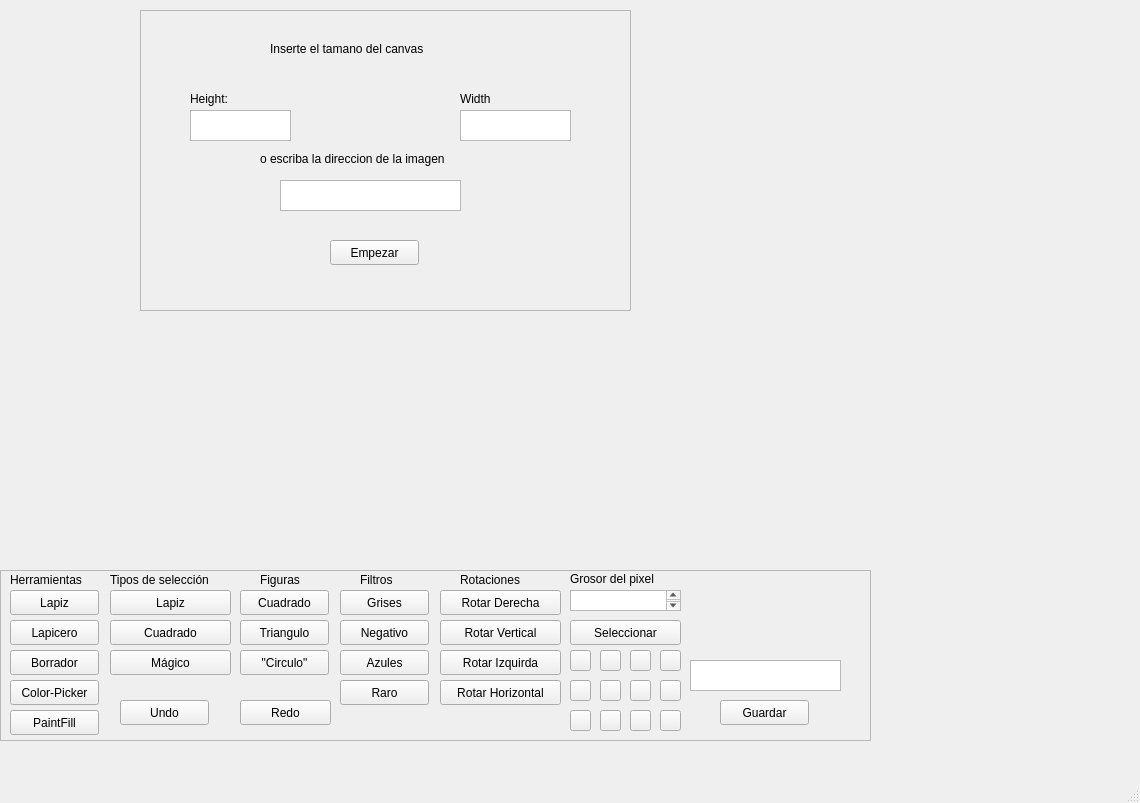
First picture: the form in Interfaz/mainwindow.ui, repository dylangf16/Proyecto-02-CE-2103, before the edit.
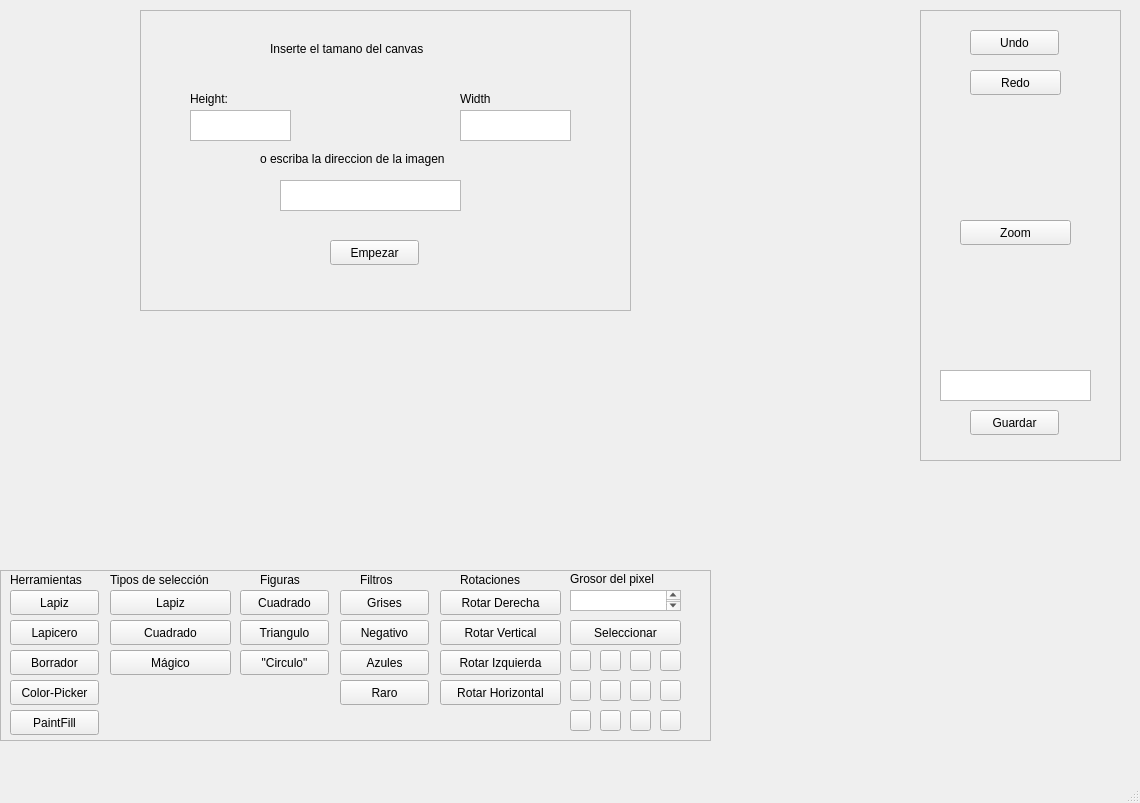
Second picture: the form after the edit.

Commit message: Funcion de zoom

Diff of the .ui file:
```diff
--- a/Interfaz/mainwindow.ui
+++ b/Interfaz/mainwindow.ui
@@ -136,7 +136,7 @@
      <rect>
       <x>0</x>
       <y>570</y>
-      <width>871</width>
+      <width>711</width>
       <height>171</height>
      </rect>
     </property>
@@ -151,7 +151,7 @@
       <rect>
        <x>10</x>
        <y>0</y>
-       <width>851</width>
+       <width>691</width>
        <height>181</height>
       </rect>
      </property>
@@ -298,32 +298,6 @@
        <string>&quot;Circulo&quot;</string>
       </property>
      </widget>
-     <widget class="QPlainTextEdit" name="plainTextGetName">
-      <property name="geometry">
-       <rect>
-        <x>680</x>
-        <y>90</y>
-        <width>151</width>
-        <height>31</height>
-       </rect>
-      </property>
-      <property name="overwriteMode">
-       <bool>false</bool>
-      </property>
-     </widget>
-     <widget class="QPushButton" name="Save">
-      <property name="geometry">
-       <rect>
-        <x>710</x>
-        <y>130</y>
-        <width>89</width>
-        <height>25</height>
-       </rect>
-      </property>
-      <property name="text">
-       <string>Guardar</string>
-      </property>
-     </widget>
      <widget class="QPushButton" name="RotarIzq">
       <property name="geometry">
        <rect>
@@ -334,7 +308,7 @@
        </rect>
       </property>
       <property name="text">
-       <string>Rotar Izquirda</string>
+       <string>Rotar Izquierda</string>
       </property>
      </widget>
      <widget class="QPushButton" name="RotarVer">
@@ -568,32 +542,6 @@
        <string/>
       </property>
      </widget>
-     <widget class="QPushButton" name="Undo">
-      <property name="geometry">
-       <rect>
-        <x>110</x>
-        <y>130</y>
-        <width>89</width>
-        <height>25</height>
-       </rect>
-      </property>
-      <property name="text">
-       <string>Undo</string>
-      </property>
-     </widget>
-     <widget class="QPushButton" name="Redo">
-      <property name="geometry">
-       <rect>
-        <x>230</x>
-        <y>130</y>
-        <width>91</width>
-        <height>25</height>
-       </rect>
-      </property>
-      <property name="text">
-       <string>Redo</string>
-      </property>
-     </widget>
      <widget class="QPushButton" name="FiltroAzules">
       <property name="geometry">
        <rect>
@@ -713,6 +661,97 @@
      </widget>
     </widget>
    </widget>
+   <widget class="QFrame" name="frameSecundario">
+    <property name="geometry">
+     <rect>
+      <x>920</x>
+      <y>10</y>
+      <width>201</width>
+      <height>451</height>
+     </rect>
+    </property>
+    <property name="frameShape">
+     <enum>QFrame::StyledPanel</enum>
+    </property>
+    <property name="frameShadow">
+     <enum>QFrame::Raised</enum>
+    </property>
+    <widget class="QWidget" name="widget_2" native="true">
+     <property name="geometry">
+      <rect>
+       <x>10</x>
+       <y>10</y>
+       <width>181</width>
+       <height>431</height>
+      </rect>
+     </property>
+     <widget class="QPushButton" name="zoom">
+      <property name="geometry">
+       <rect>
+        <x>30</x>
+        <y>200</y>
+        <width>111</width>
+        <height>25</height>
+       </rect>
+      </property>
+      <property name="text">
+       <string>Zoom</string>
+      </property>
+     </widget>
+     <widget class="QPlainTextEdit" name="plainTextGetName">
+      <property name="geometry">
+       <rect>
+        <x>10</x>
+        <y>350</y>
+        <width>151</width>
+        <height>31</height>
+       </rect>
+      </property>
+      <property name="overwriteMode">
+       <bool>false</bool>
+      </property>
+     </widget>
+     <widget class="QPushButton" name="Save">
+      <property name="geometry">
+       <rect>
+        <x>40</x>
+        <y>390</y>
+        <width>89</width>
+        <height>25</height>
+       </rect>
+      </property>
+      <property name="text">
+       <string>Guardar</string>
+      </property>
+     </widget>
+     <widget class="QPushButton" name="Redo">
+      <property name="geometry">
+       <rect>
+        <x>40</x>
+        <y>50</y>
+        <width>91</width>
+        <height>25</height>
+       </rect>
+      </property>
+      <property name="text">
+       <string>Redo</string>
+      </property>
+     </widget>
+     <widget class="QPushButton" name="Undo">
+      <property name="geometry">
+       <rect>
+        <x>40</x>
+        <y>10</y>
+        <width>89</width>
+        <height>25</height>
+       </rect>
+      </property>
+      <property name="text">
+       <string>Undo</string>
+      </property>
+     </widget>
+    </widget>
+   </widget>
   </widget>
   <widget class="QMenuBar" name="menubar">
    <property name="geometry">
```
The commit also changes 20 other files.
